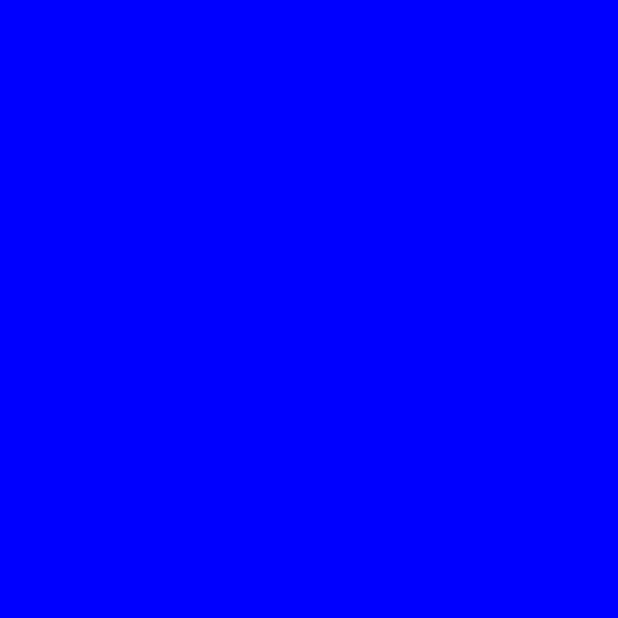
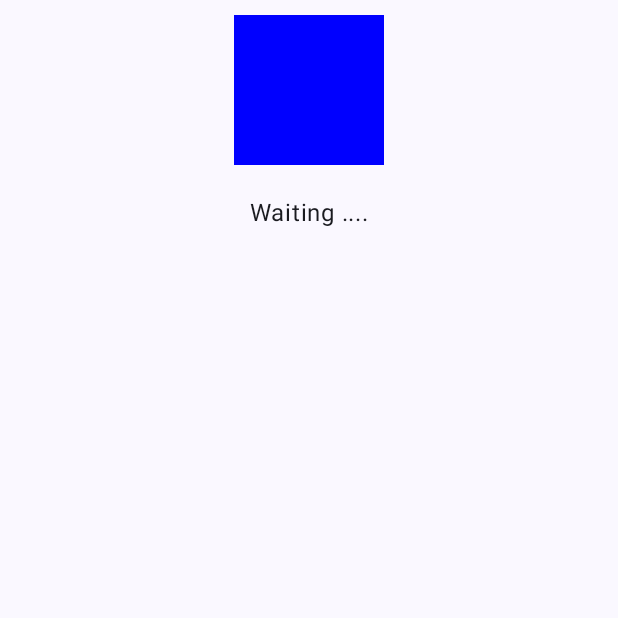
Before and after one commit to Yoon-Chan/JetPack, an Android app built with Jetpack Compose: the screen it shows after launch (MainActivity), on a phone screen of 412 x 824 dp, the top half of it. Before the commit the part shown is empty. Run offline under Robolectric (Android 15) with nearby library versions, the phone set to English and light mode, and no system bars.

Commit message:
chap48 Modifier.pointerInput을 이용한 다양한 탭 방식의 동작을 구현

```diff
--- a/Chap48_GestureDemo/app/src/main/java/com/example/chap48_gesturedemo/MainActivity.kt
+++ b/Chap48_GestureDemo/app/src/main/java/com/example/chap48_gesturedemo/MainActivity.kt
@@ -5,9 +5,13 @@ import androidx.activity.ComponentActivity
 import androidx.activity.compose.setContent
 import androidx.compose.foundation.background
 import androidx.compose.foundation.clickable
+import androidx.compose.foundation.gestures.detectTapGestures
 import androidx.compose.foundation.layout.Box
+import androidx.compose.foundation.layout.Column
+import androidx.compose.foundation.layout.Spacer
 import androidx.compose.foundation.layout.fillMaxSize
 import androidx.compose.foundation.layout.height
+import androidx.compose.foundation.layout.padding
 import androidx.compose.foundation.layout.size
 import androidx.compose.foundation.layout.width
 import androidx.compose.material3.MaterialTheme
@@ -18,8 +22,10 @@ import androidx.compose.runtime.mutableStateOf
 import androidx.compose.runtime.remember
 import androidx.compose.runtime.getValue
 import androidx.compose.runtime.setValue
+import androidx.compose.ui.Alignment
 import androidx.compose.ui.Modifier
 import androidx.compose.ui.graphics.Color
+import androidx.compose.ui.input.pointer.pointerInput
 import androidx.compose.ui.tooling.preview.Preview
 import androidx.compose.ui.unit.dp
 import com.example.chap48_gesturedemo.ui.theme.Chap48_GestureDemoTheme
@@ -44,7 +50,41 @@ class MainActivity : ComponentActivity() {
 
 @Composable
 fun MainScreen() {
-    ClickDemo()
+    //1. Modifier.clickable 간단 사용 예제
+    //ClickDemo()
+
+    //2. pointerInput을 이용한 다양한 탭 기능 구현
+    TapPressDemo()
+
+}
+
+
+@Composable
+fun TapPressDemo() {
+    var textState by remember {
+        mutableStateOf("Waiting ....")
+    }
+
+    val tapHandler = { status: String ->
+        textState = status
+    }
+
+    Column(horizontalAlignment = Alignment.CenterHorizontally, modifier = Modifier.fillMaxSize()) {
+        Box(modifier = Modifier
+            .padding(10.dp)
+            .background(Color.Blue)
+            .size(100.dp)
+            .pointerInput(Unit) {
+                detectTapGestures(
+                    onPress = { tapHandler("onPress Detected") },
+                    onDoubleTap = { tapHandler("onDoubleTap Detected") },
+                    onLongPress = { tapHandler("onLongPress Detected") },
+                    onTap = { tapHandler("onTap Detected") },
+                )
+            })
+        Spacer(modifier = Modifier.height(10.dp))
+        Text(textState)
+    }
 }
 
 @Composable
@@ -69,7 +109,7 @@ fun ClickDemo() {
     Box(modifier = Modifier
         .clickable { clickHandler() }
         .background(bgColor)
-        )
+    )
 }
 
 @Preview(showBackground = true)
```
